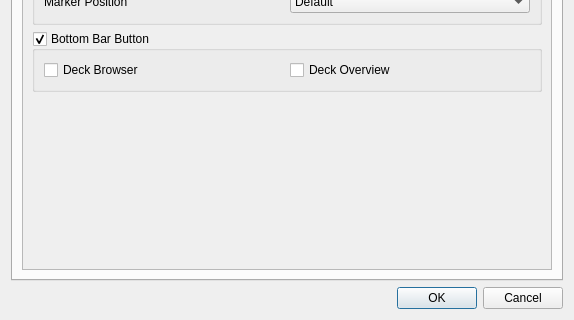
Qt form res/ui/options_dialog.ui (iamjustkoi/LeechToolkit) before a commit; both pictures show x 0 to 574 and y 200 to 520 of the 574 by 520 pixel window.
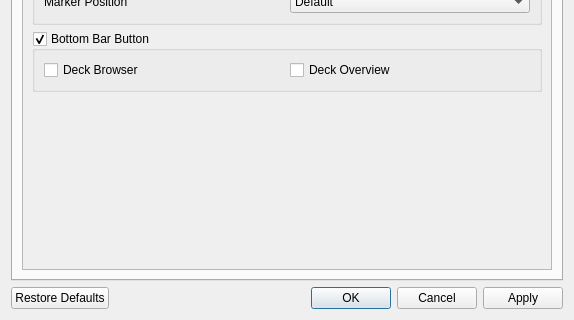
The same form after that commit.

Commit message: Added apply and restore defaults buttons

Diff of the .ui file:
```diff
--- a/res/ui/options_dialog.ui
+++ b/res/ui/options_dialog.ui
@@ -252,7 +252,8 @@
       <enum>Qt::Horizontal</enum>
      </property>
      <property name="standardButtons">
-      <set>QDialogButtonBox::Cancel|QDialogButtonBox::Ok</set>
+         <set>QDialogButtonBox::Apply|QDialogButtonBox::Cancel|QDialogButtonBox::Ok|QDialogButtonBox::RestoreDefaults
+         </set>
      </property>
     </widget>
    </item>
```
Left out of the diff: 4 changed lines with no effect on the pictures. Lines whose indentation alone changed are shown as unchanged. The commit also changes 1 other file.
